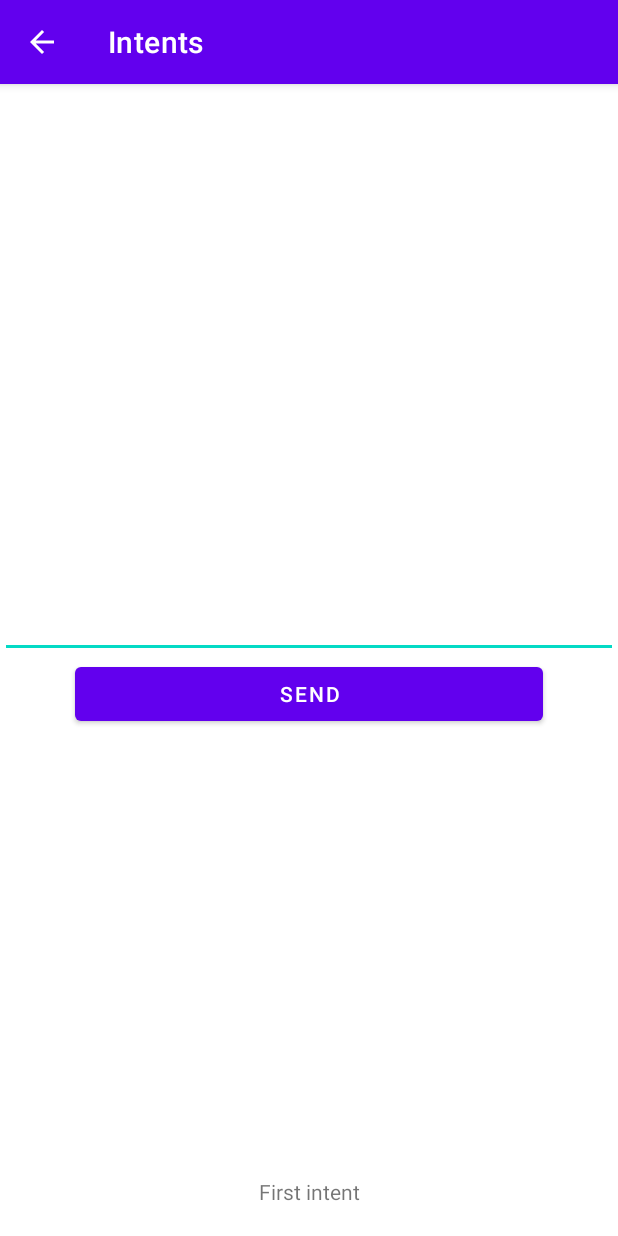
After one commit to Sxymi/AndroidBasics, an Android app: the IntentsActivity screen opened directly, with no data from a screen before it, on a phone screen of 412 x 824 dp. The commit adds this screen. Run offline under Robolectric (Android 15) with nearby library versions, the phone set to English and light mode, and no system bars.

Commit message:
Fragments & Intents

```diff
--- a/app/src/main/java/org/sxymi/androidbasics/activities/BaseActivity.java
+++ b/app/src/main/java/org/sxymi/androidbasics/activities/BaseActivity.java
@@ -11,6 +11,11 @@ public abstract class BaseActivity extends AppCompatActivity {
         this.setContentView(this.getLayout());
         this.initializeControls();
         this.handleControls();
+
+        Bundle bundle = this.getIntent().getExtras();
+        if (bundle != null && !bundle.isEmpty()) {
+            this.readBundle(bundle);
+        }
     }
 
     protected abstract int getLayout();
@@ -18,4 +23,7 @@ public abstract class BaseActivity extends AppCompatActivity {
     protected abstract void initializeControls();
 
     protected abstract void handleControls();
+
+    protected void readBundle(Bundle bundle) {
+    }
 }
--- /dev/null
+++ b/app/src/main/java/org/sxymi/androidbasics/activities/list/IntentsActivity.java
@@ -0,0 +1,51 @@
+package org.sxymi.androidbasics.activities.list;
+
+import android.content.Intent;
+import android.os.Bundle;
+import android.widget.Button;
+import android.widget.EditText;
+
+import org.sxymi.androidbasics.R;
+import org.sxymi.androidbasics.activities.BaseActivity;
+import org.sxymi.androidbasics.activities.deep.IntentsSecondActivity;
+import org.sxymi.androidbasics.classes.Functions;
+
+public class IntentsActivity extends BaseActivity {
+    public static final String KEY = "argument";
+    private Button button;
+    private EditText editText;
+
+    @Override
+    protected int getLayout() {
+        return R.layout.activity_intents;
+    }
+
+    @Override
+    protected void initializeControls() {
+        this.button = this.findViewById(R.id.intents_button);
+        this.editText = this.findViewById(R.id.intents_edit_text);
+    }
+
+    @Override
+    protected void handleControls() {
+        this.button.setOnClickListener(view -> {
+            if (Functions.isEditTextEmpty(this.editText)) {
+                Functions.sendToast(this, R.string.error_empty_edit_text);
+                return;
+            }
+
+            Intent intent = new Intent(this, IntentsSecondActivity.class);
+            intent.putExtra(IntentsActivity.KEY, this.editText.getText().toString());
+            this.startActivity(intent);
+        });
+    }
+
+    @Override
+    protected void readBundle(Bundle bundle) {
+        super.readBundle(bundle);
+
+        if (bundle.containsKey(IntentsActivity.KEY)) {
+            this.editText.setText(bundle.getString(IntentsActivity.KEY));
+        }
+    }
+}
--- a/app/src/main/java/org/sxymi/androidbasics/activities/list/NotificationsActivity.java
+++ b/app/src/main/java/org/sxymi/androidbasics/activities/list/NotificationsActivity.java
@@ -44,7 +44,7 @@ public class NotificationsActivity extends BaseActivity {
     @Override
     protected void handleControls() {
         this.buttonToast.setOnClickListener(view -> {
-            Functions.sendToast(this, this.getResources().getString(R.string.notifications_example_toast_content));
+            Functions.sendToast(this, R.string.notifications_example_toast_content);
         });
 
         this.buttonNotification.setOnClickListener(view -> {
--- a/app/src/main/java/org/sxymi/androidbasics/activities/start/ListActivity.java
+++ b/app/src/main/java/org/sxymi/androidbasics/activities/start/ListActivity.java
@@ -7,6 +7,8 @@ import android.widget.ListView;
 
 import org.sxymi.androidbasics.R;
 import org.sxymi.androidbasics.activities.BaseActivity;
+import org.sxymi.androidbasics.activities.list.FragmentsActivity;
+import org.sxymi.androidbasics.activities.list.IntentsActivity;
 import org.sxymi.androidbasics.activities.list.NotificationsActivity;
 import org.sxymi.androidbasics.activities.list.WidgetsActivity;
 import org.sxymi.androidbasics.classes.Functions;
@@ -29,6 +31,8 @@ public class ListActivity extends BaseActivity {
     private void initializeItems() {
         this.addItem(R.string.label_activity_notifications, NotificationsActivity.class);
         this.addItem(R.string.label_activity_widgets, WidgetsActivity.class);
+        this.addItem(R.string.label_activity_fragments, FragmentsActivity.class);
+        this.addItem(R.string.label_activity_intents, IntentsActivity.class);
     }
 
     private void initializeAdapter() {
--- /dev/null
+++ b/app/src/main/res/layout/activity_intents.xml
@@ -0,0 +1,35 @@
+<?xml version="1.0" encoding="utf-8"?>
+<RelativeLayout xmlns:android="http://schemas.android.com/apk/res/android"
+    xmlns:tools="http://schemas.android.com/tools"
+    android:layout_width="match_parent"
+    android:layout_height="match_parent"
+    tools:context=".activities.list.IntentsActivity">
+
+    <RelativeLayout
+        android:layout_width="match_parent"
+        android:layout_height="wrap_content"
+        android:layout_centerInParent="true">
+
+        <EditText
+            android:id="@+id/intents_edit_text"
+            android:layout_width="match_parent"
+            android:layout_height="wrap_content" />
+
+        <Button
+            android:id="@+id/intents_button"
+            android:layout_width="match_parent"
+            android:layout_height="wrap_content"
+            android:layout_below="@id/intents_edit_text"
+            android:layout_marginLeft="50dp"
+            android:layout_marginRight="50dp"
+            android:text="@string/intents_button" />
+    </RelativeLayout>
+
+    <TextView
+        android:layout_width="match_parent"
+        android:layout_height="wrap_content"
+        android:layout_alignParentBottom="true"
+        android:layout_marginBottom="20dp"
+        android:gravity="center"
+        android:text="@string/intents_text_view" />
+</RelativeLayout>
--- a/app/src/main/res/values/strings.xml
+++ b/app/src/main/res/values/strings.xml
@@ -6,6 +6,8 @@
     <string name="label_activity_about">About</string>
     <string name="label_activity_notifications">Notifications</string>
     <string name="label_activity_widgets">Widgets</string>
+    <string name="label_activity_fragments">Fragments</string>
+    <string name="label_activity_intents">Intents</string>
 
     <!-- Start -->
     <string name="start_button_list">Activity list</string>
@@ -34,4 +36,19 @@
     <string name="widgets_radio_first">First option</string>
     <string name="widgets_radio_second">Second option</string>
     <string name="widgets_edittext">Select radio above</string>
+
+    <!-- Fragments -->
+    <string name="fragments_button_first_fragment">First</string>
+    <string name="fragments_button_second_fragment">Second</string>
+    <string name="first_fragment_text_view">First fragment</string>
+    <string name="second_fragment_text_view">Second fragment</string>
+
+    <!-- Intents -->
+    <string name="intents_text_view">First intent</string>
+    <string name="intents_button">Send</string>
+    <string name="intents_second_text_view">Second intent</string>
+    <string name="intents_second_button">Back</string>
+
+    <!-- Errors -->
+    <string name="error_empty_edit_text">Input is empty</string>
 </resources>
```
Also changed, not shown: app/src/main/AndroidManifest.xml (+30 -1 lines), app/src/main/java/org/sxymi/androidbasics/activities/deep/IntentsSecondActivity.java (added, +44 -0 lines), app/src/main/java/org/sxymi/androidbasics/activities/list/FragmentsActivity.java (added, +77 -0 lines), app/src/main/java/org/sxymi/androidbasics/classes/Functions.java (+15 -0 lines), app/src/main/java/org/sxymi/androidbasics/fragments/BaseFragment.java (added, +37 -0 lines), app/src/main/java/org/sxymi/androidbasics/fragments/FirstFragment.java (added, +39 -0 lines), app/src/main/java/org/sxymi/androidbasics/fragments/SecondFragment.java (added, +39 -0 lines), app/src/main/res/layout/activity_fragments.xml (added, +41 -0 lines), app/src/main/res/layout/activity_intents_second.xml (added, +36 -0 lines), app/src/main/res/layout/fragment_first.xml (added, +21 -0 lines), app/src/main/res/layout/fragment_second.xml (added, +22 -0 lines).
